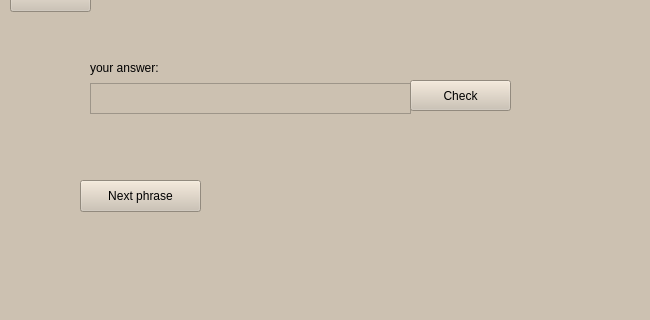
University-of-Utah-CS3505/a9-an-educational-app-BrittonJordan, file mainmenu.ui: the form before one commit; both pictures show x 150 to 800 and y 280 to 600 of the 800 by 600 pixel window.
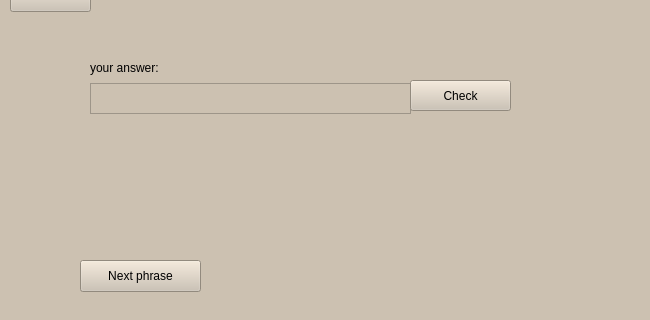
The form after the commit. Custom widgets are drawn as their Qt base class.

Commit message: Made phrase description label bigger in field practice

```diff
--- a/mainmenu.ui
+++ b/mainmenu.ui
@@ -1391,18 +1391,21 @@
         <x>100</x>
         <y>410</y>
         <width>411</width>
-        <height>41</height>
+        <height>121</height>
        </rect>
       </property>
       <property name="text">
        <string/>
       </property>
+      <property name="wordWrap">
+       <bool>true</bool>
+      </property>
      </widget>
      <widget class="QPushButton" name="nextPhraseButton">
       <property name="geometry">
        <rect>
         <x>90</x>
-        <y>460</y>
+        <y>540</y>
         <width>121</width>
         <height>32</height>
        </rect>
```
The commit also changes 2 other files.
